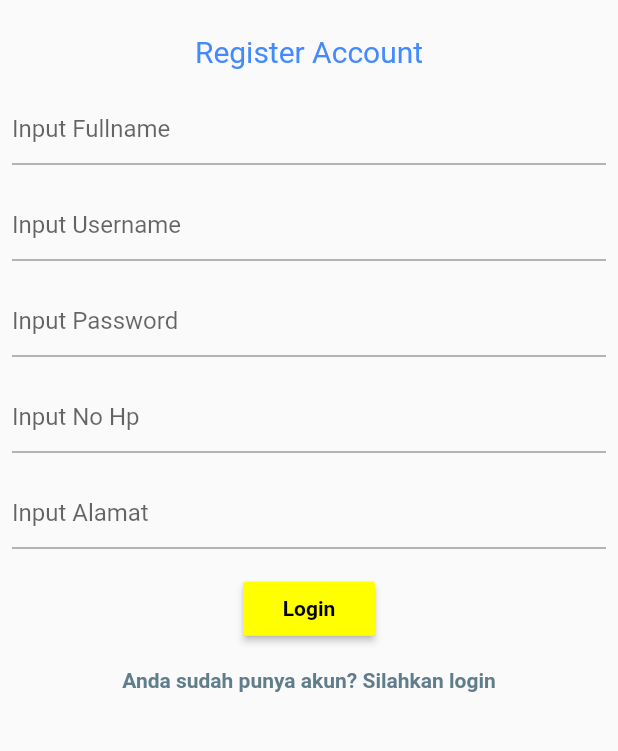
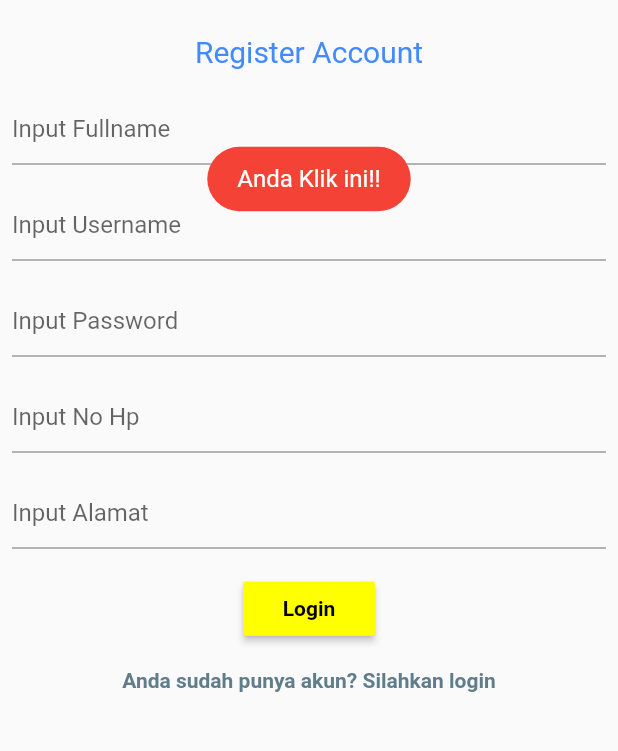
Before and after one commit to udacodingid/unjday1, a Flutter app: the screen it shows after launch, after a tap on "Anda belum punya akun? Silahkan Register", on a phone screen of 412 x 824 dp, the part 439-1190 px from its top. Run offline on Flutter 3.47's test engine with Material 2 defaults, Android fonts, the light colour scheme and no system bars; our stand-ins replace fluttertoast.

Commit message:
day 2 profile

```diff
--- a/lib/main.dart
+++ b/lib/main.dart
@@ -1,5 +1,7 @@
 import 'package:flutter/material.dart';
+import 'package:fluttertoast/fluttertoast.dart';
 import 'package:unjday1/ui_screen/page_beranda_utama.dart';
+import 'package:unjday1/ui_screen/page_profile.dart';
 import 'package:unjday1/ui_screen/page_register.dart';
 import 'package:unjday1/ui_screen/page_splash_screen.dart';
 
@@ -56,7 +58,7 @@
       appBar: new AppBar(
         title: new Text("UNJ Apps"),
         leadingWidth: 0,
-        centerTitle: false,
+        centerTitle: true,
         // leading: new Container(),
       ),
       //appBar : Properti widget
@@ -64,6 +66,50 @@
       //child : bisa menampung 1 widget
       //children : bisa menampung banyak widget (row, column, stack, listview)
 
+      drawer: Drawer(
+        child: ListView(
+          children: [
+            Container(
+              color: Colors.deepOrange,
+              child: Column(
+                crossAxisAlignment: CrossAxisAlignment.start,
+                children: [
+                  SizedBox(
+                    height: 20,
+                  ),
+                  Padding(
+                    padding: EdgeInsets.only(left: 8.0),
+                    child: Image.asset('gambar/profle.png'),
+                  ),
+                  SizedBox(
+                    height: 10,
+                  ),
+                  Padding(
+                    padding: EdgeInsets.only(left: 8, bottom: 8),
+                    child: Text(
+                      'Rizki Syaputra',
+                      style: TextStyle(fontSize: 11, color: Colors.white),
+                    ),
+                  ),
+                  Padding(
+                    padding: const EdgeInsets.all(8.0),
+                    child: InkWell(
+                      onTap: (){
+                        Navigator.push(context, MaterialPageRoute(builder: (context)
+                          => PageProfile()
+                        ));
+                      },
+                      child: Text('My Profile', style: TextStyle(
+                          color: Colors.white
+                      ),),
+                    ),
+                  )
+                ],
+              ),
+            )
+          ],
+        ),
+      ),
       body: Center(
         child: Column(
           //main axis
@@ -153,6 +199,16 @@
                   //navigation : Navigator
                   //Pop : balikan (back) : dari class B ke class A
                   //push : dari class A ke class B
+
+                  Fluttertoast.showToast(
+                      msg: "Anda Klik ini!!",
+                      toastLength: Toast.LENGTH_SHORT,
+                      gravity: ToastGravity.CENTER,
+                      timeInSecForIosWeb: 1,
+                      backgroundColor: Colors.red,
+                      textColor: Colors.white,
+                      fontSize: 16.0
+                  );
                   Navigator.push(context,
                       MaterialPageRoute(builder: (context) => PageRegister()));
                 },
--- a/pubspec.yaml
+++ b/pubspec.yaml
@@ -34,6 +34,7 @@ dependencies:
   # The following adds the Cupertino Icons font to your application.
   # Use with the CupertinoIcons class for iOS style icons.
   cupertino_icons: ^1.0.2
+  fluttertoast: ^8.0.9
 
 dev_dependencies:
   flutter_test:
```
Also changed, not shown: lib/generated_plugin_registrant.dart (added, +16 -0 lines), lib/ui_screen/page_beranda_utama.dart (+41 -0 lines), lib/ui_screen/page_detail_event.dart (+22 -10 lines), lib/ui_screen/page_profile.dart (added, +127 -0 lines), 3 other files.
